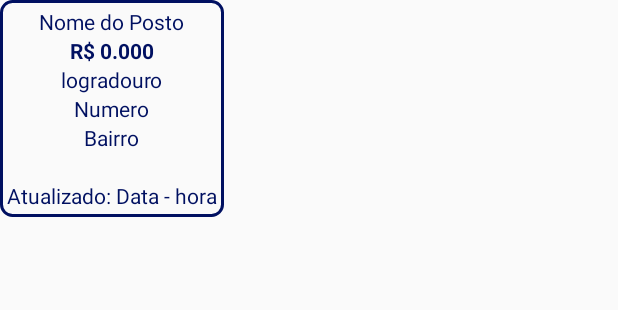
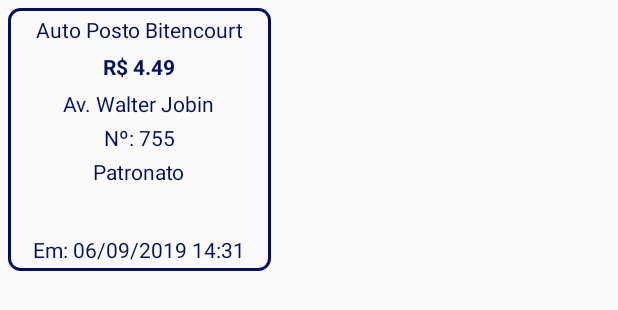
Before and after one commit to CheapTech/GPosto, an Android app: the layout view_holder_destaque.xml on its own in the app's theme, with its tools: preview values and no code run, on a phone screen of 412 x 824 dp. Shown: the top 310 px of the screen. Run offline under Robolectric (Android 15) with nearby library versions, the phone set to English and light mode, and no system bars.

Commit message:
ajuste na tela de destaques

```diff
--- a/app/src/main/java/br/com/senacrs/gposto/GUI/DestaquesActivity.java
+++ b/app/src/main/java/br/com/senacrs/gposto/GUI/DestaquesActivity.java
@@ -1,5 +1,6 @@
 package br.com.senacrs.gposto.GUI;
 
+import android.content.Context;
 import android.os.Bundle;
 import android.view.View;
 import android.widget.AdapterView;
@@ -103,12 +104,12 @@
     public void onTopPostosSuccess(List<TopPostos> list) {
 
 
-        rvTopPostos.setAdapter(new LineAdapter(list));
+        rvTopPostos.setAdapter(new LineAdapter(list, DestaquesActivity.this));
         RecyclerView.LayoutManager layout = new LinearLayoutManager(this, LinearLayoutManager.VERTICAL, false);
 
         rvTopPostos.setLayoutManager(layout);
 
-        LineAdapter adapter = new LineAdapter(list);
+        LineAdapter adapter = new LineAdapter(list, DestaquesActivity.this);
         rvTopPostos.setAdapter(adapter);
 
         /*GridLayoutManager layoutManager = new GridLayoutManager(this, 2);
--- /dev/null
+++ b/app/src/main/java/br/com/senacrs/gposto/LibClass/OnItemViewHolderClick.java
@@ -0,0 +1,5 @@
+package br.com.senacrs.gposto.LibClass;
+
+public interface OnItemViewHolderClick {
+    void onItemClicked(int itemPosition);
+}
--- a/app/src/main/res/layout/layout_destaques.xml
+++ b/app/src/main/res/layout/layout_destaques.xml
@@ -26,6 +26,7 @@
 
     <androidx.recyclerview.widget.RecyclerView
         android:id="@+id/rvPrecosCombustivel"
+        android:layout_gravity="center"
         android:layout_weight="1"
         android:layout_width="match_parent"
         android:layout_height="wrap_content"/>
--- a/app/src/main/res/layout/view_holder_destaque.xml
+++ b/app/src/main/res/layout/view_holder_destaque.xml
@@ -1,79 +1,81 @@
 <?xml version="1.0" encoding="utf-8"?>
-<LinearLayout
+<RelativeLayout
     xmlns:android="http://schemas.android.com/apk/res/android"
-    android:layout_width="wrap_content"
-    android:layout_height="wrap_content"
-    android:orientation="vertical"
+    android:layout_margin="5dp"
+    android:layout_width="175dp"
+    android:layout_height="175dp"
     android:background="@drawable/shape_border_edittext">
 
+    <LinearLayout
+        android:orientation="vertical"
+        android:layout_width="match_parent"
+        android:layout_height="match_parent">
 
         <TextView
             android:id="@+id/nomeFantasia"
             android:layout_width="wrap_content"
             android:layout_height="wrap_content"
-        android:text="Nome do Posto"
+            android:text="Auto Posto Bitencourt"
             android:layout_gravity="center"
-        android:textColor="@color/colorPrimaryDark"
-        />
-
+            android:textColor="@color/colorPrimaryDark"/>
 
         <TextView
             android:id="@+id/preco"
             android:layout_width="wrap_content"
             android:layout_height="wrap_content"
-        android:text="R$ 0.000"
+            android:layout_marginTop="5dp"
+            android:text="R$ 4.49"
             android:layout_gravity="center"
             android:textColor="@color/colorPrimaryDark"
             android:textStyle="bold"/>
+
         <TextView
             android:id="@+id/logradouro"
             android:layout_width="wrap_content"
             android:layout_height="wrap_content"
-        android:text="logradouro"
+            android:layout_marginTop="5dp"
+            android:text="Av. Walter Jobin"
             android:layout_gravity="center"
-        android:textColor="@color/colorPrimaryDark"
-        />
+            android:textColor="@color/colorPrimaryDark"/>
+
         <TextView
             android:id="@+id/numero"
             android:layout_width="wrap_content"
             android:layout_height="wrap_content"
-        android:text="Numero"
+            android:layout_marginTop="3dp"
+            android:text="Nº: 755"
             android:layout_gravity="center"
-        android:textColor="@color/colorPrimaryDark"
-        />
+            android:textColor="@color/colorPrimaryDark"/>
+
         <TextView
             android:id="@+id/bairro"
             android:layout_width="wrap_content"
             android:layout_height="wrap_content"
-        android:text="Bairro"
+            android:layout_marginTop="3dp"
+            android:text="Patronato"
             android:layout_gravity="center"
-        android:textColor="@color/colorPrimaryDark"
-        />
-    <TextView
-        android:layout_width="wrap_content"
-        android:layout_height="wrap_content"
-        />
+            android:textColor="@color/colorPrimaryDark"/>
+    </LinearLayout>
+
     <LinearLayout
         android:layout_width="wrap_content"
         android:layout_height="wrap_content"
-        >
+        android:layout_alignParentBottom="true"
+        android:layout_centerInParent="true">
 
         <TextView
             android:layout_width="wrap_content"
             android:layout_height="wrap_content"
-            android:text="Atualizado: "
+            android:text="Em: "
             android:layout_gravity="left"
             android:textColor="@color/colorPrimaryDark"/>
+
         <TextView
             android:id="@+id/atualizado"
             android:layout_width="wrap_content"
             android:layout_height="wrap_content"
-            android:text="Data - hora"
+            android:text="06/09/2019 14:31"
             android:layout_gravity="right"
             android:textColor="@color/colorPrimaryDark"/>
     </LinearLayout>
-
-
-
-
-</LinearLayout>
+</RelativeLayout>
```
Also changed, not shown: app/src/main/java/br/com/senacrs/gposto/Utilities/LineAdapter.java (+27 -11 lines), app/src/main/java/br/com/senacrs/gposto/Utilities/LineHolder.java (+9 -1 lines). Lines whose indentation alone changed are shown as unchanged.
